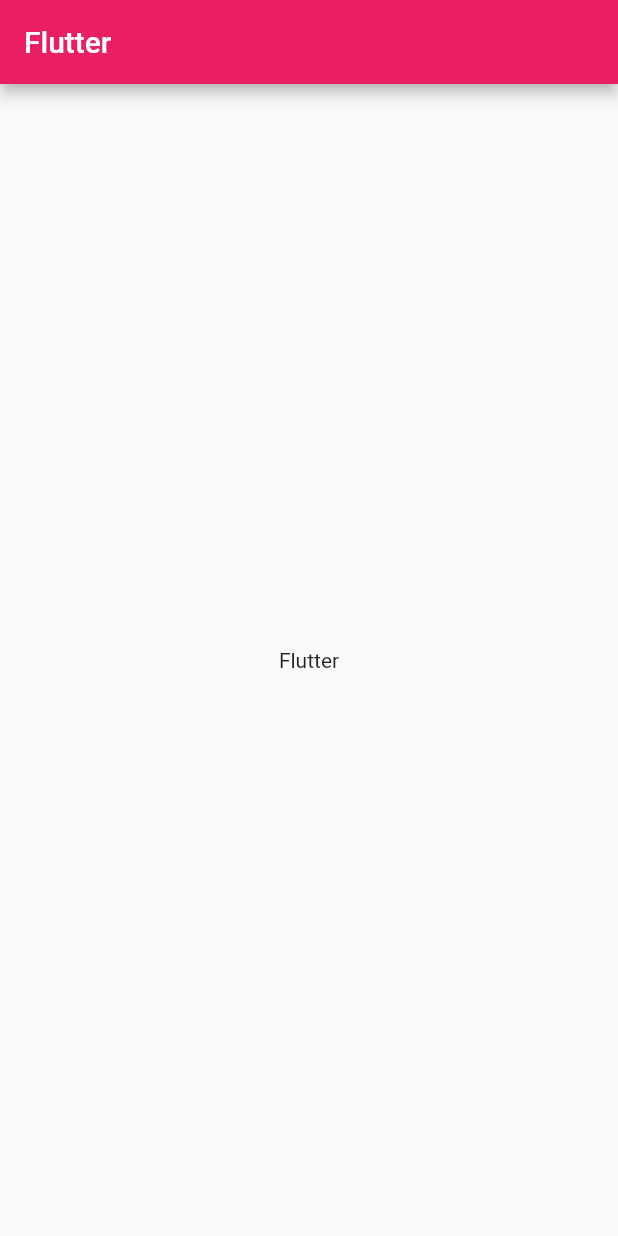
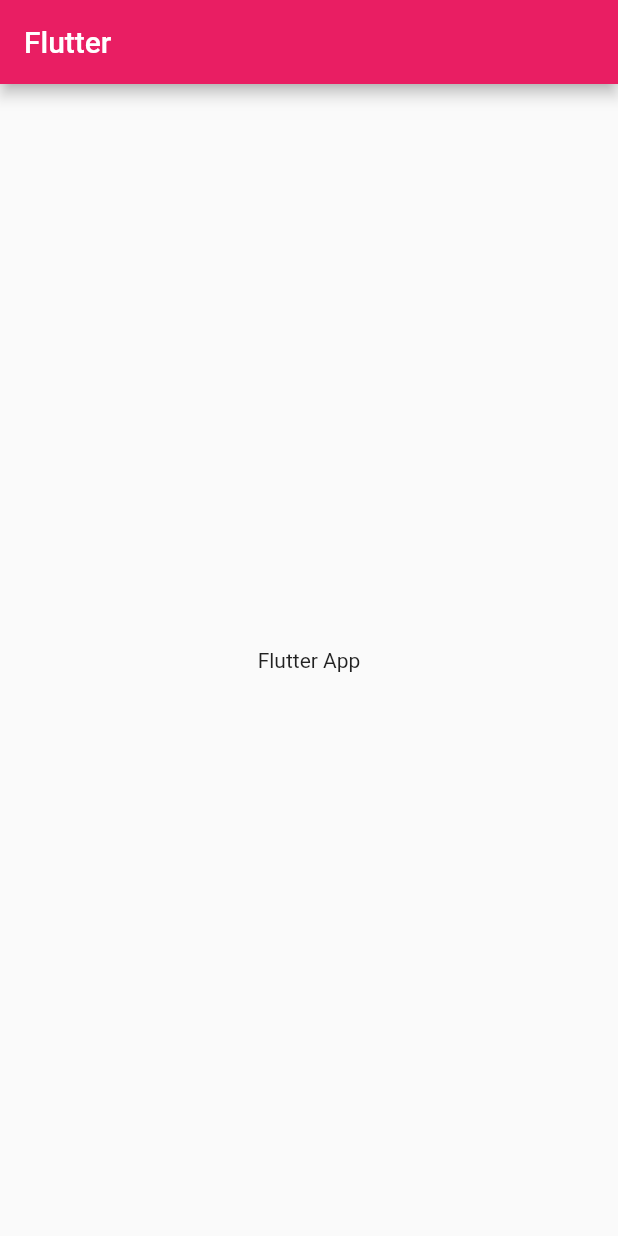
Before and after one commit to ahmadshakir21/Test-app, a Flutter app: the screen it shows after launch, on a phone screen of 412 x 824 dp. Run offline on Flutter 3.47's test engine with Material 2 defaults, Android fonts, the phone set to English and light mode, and no system bars.

Commit message:
Fourth Commit

```diff
--- a/lib/main.dart
+++ b/lib/main.dart
@@ -36,7 +36,7 @@ class _MyHomePageState extends State<MyHomePage> {
         title: Text(widget.title),
       ),
       body: const Center(
-        child: Text("Flutter"),
+        child: Text("Flutter App"),
       ),
     );
   }
```
